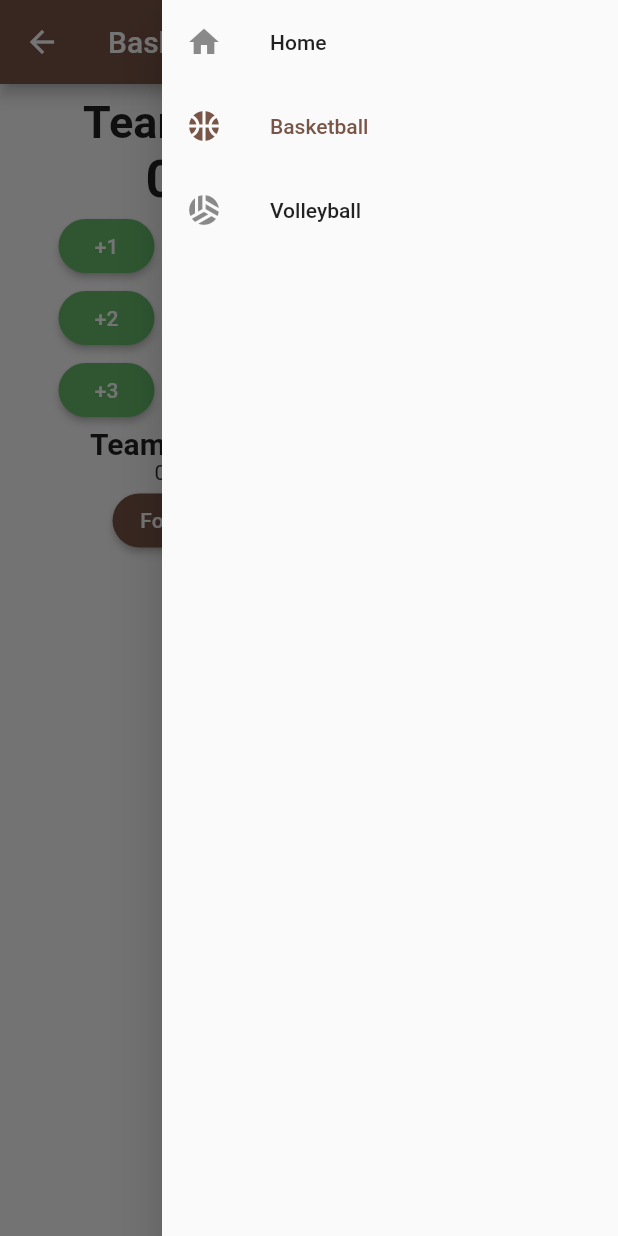
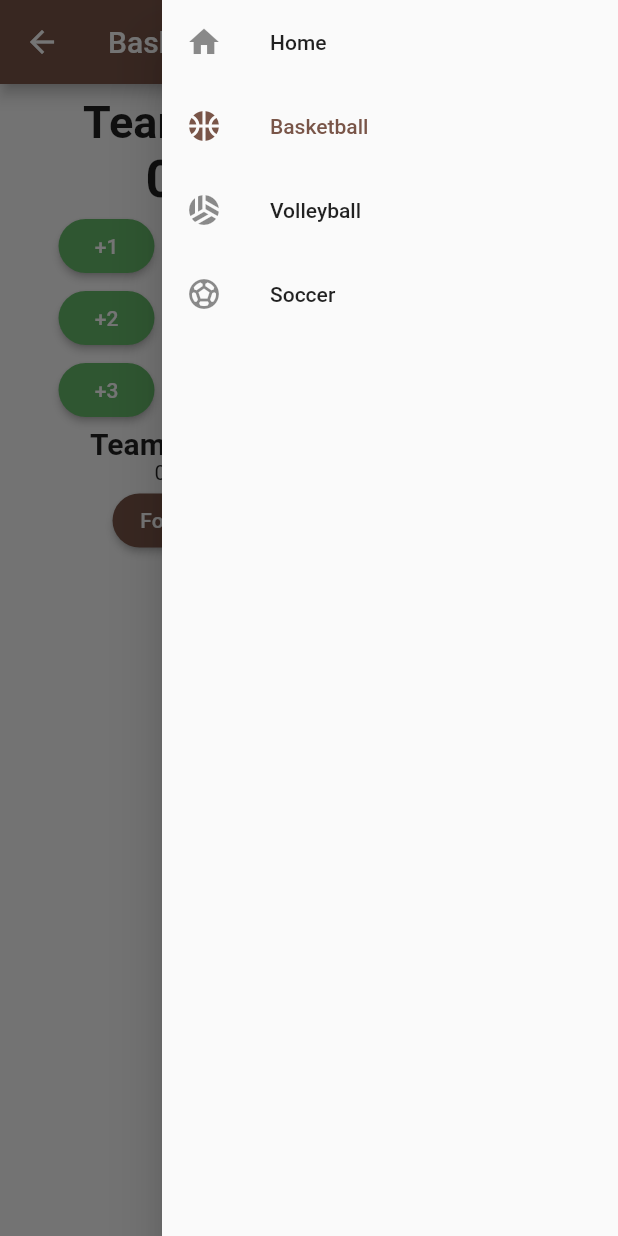
Before and after one commit to Methapon2001/rmutl-scoreboard, a Flutter app: the BasketballPage screen opened directly, with the side drawer open, on a phone screen of 412 x 824 dp. Run offline on Flutter 3.47's test engine with Material 2 defaults, Android fonts, the light colour scheme and no system bars.

Commit message:
added soccer page

```diff
--- a/lib/main.dart
+++ b/lib/main.dart
@@ -7,6 +7,9 @@ import 'package:scoreboard/models/basketball/score.dart';
 import 'package:scoreboard/models/volleyball/score.dart';
 import 'package:scoreboard/models/volleyball/set.dart';
 import 'package:scoreboard/models/volleyball/quarter.dart';
+import 'package:scoreboard/models/soccer/score.dart';
+import 'package:scoreboard/models/soccer/quarter.dart';
+import 'package:scoreboard/models/name.dart';
 void main() {
   runApp(const MyApp());
 }
@@ -18,12 +21,15 @@ class MyApp extends StatelessWidget {
   Widget build(BuildContext context) {
     return MultiProvider(
       providers: [
+        ListenableProvider(create: (_) => Name()),
         ListenableProvider(create: (_) => FoulBasketball()),
         ListenableProvider(create: (_) => ScoreBasketball()),
         ListenableProvider(create: (_) => QuarterBasketball()),
         ListenableProvider(create: (_) => ScoreVolleyball()),
         ListenableProvider(create: (_) => SetVolleyball()),
         ListenableProvider(create: (_) => QuarterVolleyball()),
+        ListenableProvider(create: (_) => ScoreSoccer()),
+        ListenableProvider(create: (_) => QuarterSoccer()),
       ],
       child: MaterialApp(
         debugShowCheckedModeBanner: false,
--- /dev/null
+++ b/lib/models/name.dart
@@ -0,0 +1,8 @@
+import 'package:flutter/material.dart';
+
+class Name with ChangeNotifier{
+  final List<String> _team = ["Team A","Team B"];
+
+  String get getTeamName1 => _team[0];
+  String get getTeamName2 => _team[1];
+}
--- /dev/null
+++ b/lib/models/soccer/quarter.dart
@@ -0,0 +1,7 @@
+import 'package:scoreboard/models/quarter.dart';
+
+class QuarterSoccer extends Quarter {
+  QuarterSoccer(){
+    maxQuarter = 2;
+  }
+}
--- /dev/null
+++ b/lib/models/soccer/score.dart
@@ -0,0 +1,3 @@
+import 'package:scoreboard/models/score.dart';
+
+class ScoreSoccer extends Score {}
--- a/lib/widgets/menu.dart
+++ b/lib/widgets/menu.dart
@@ -1,8 +1,8 @@
 import 'package:flutter/material.dart';
 import 'package:scoreboard/views/home.dart';
 import 'package:scoreboard/views/volleyball.dart';
-import 'package:scoreboard/views/volleyball.dart';
 import 'package:scoreboard/views/basketball.dart';
+import 'package:scoreboard/views/soccer.dart';
 
 class MenuDrawer extends StatefulWidget {
   const MenuDrawer({Key? key, required this.index}) : super(key: key);
@@ -59,6 +59,19 @@ class _MenuDrawerState extends State<MenuDrawer> {
               );
             },
           ),
+          ListTile(
+            leading: const Icon(Icons.sports_soccer),
+            title: const Text('Soccer'),
+            selected: widget.index == 3,
+            onTap: () {
+              Navigator.pushReplacement(
+                context,
+                MaterialPageRoute(
+                  builder: (context) => const SoccerPage(),
+                ),
+              );
+            },
+          ),
         ],
       ),
     );
```
Also changed, not shown: lib/views/soccer.dart (+41 -5 lines), lib/widgets/teamname.dart (added, +24 -0 lines).
